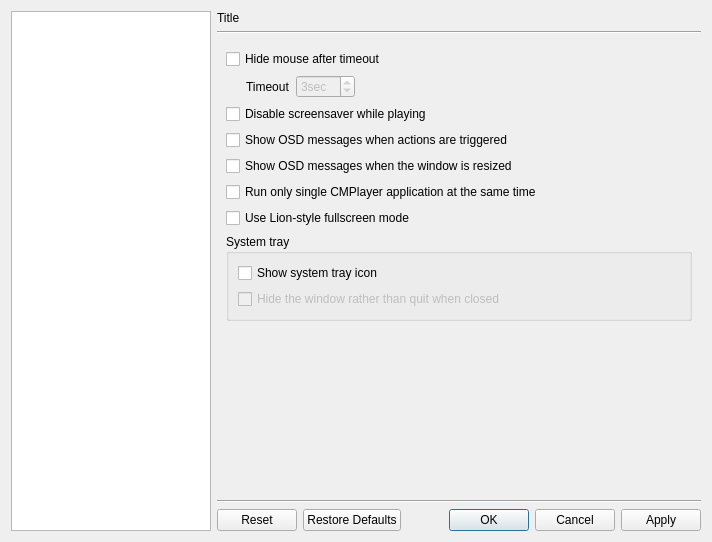
Above: src/cmplayer/ui/prefdialog.ui from bylee20/bomi before the change. Below: the same form after it.
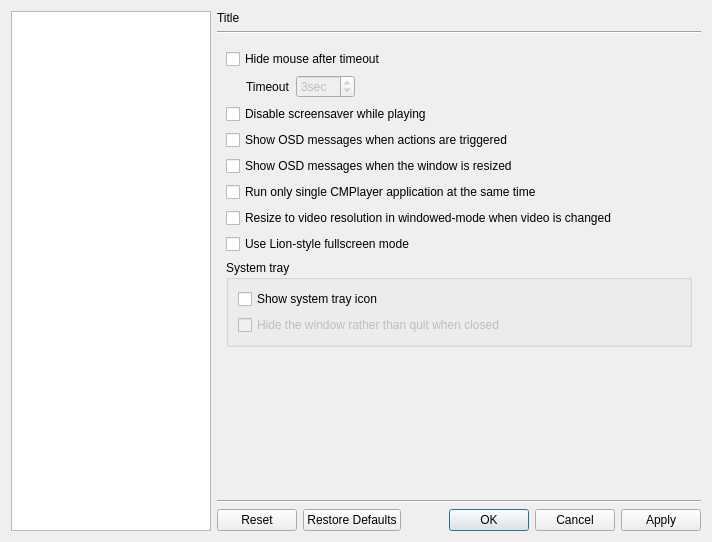
That is the form after the change. The open tabs and pages were chosen to show the change. Icons and pictures are not drawn. Custom widgets are drawn as their Qt base class.

Commit message: * New: 'Resize to video resolution in windowed mode when video is changed' option

Patch:
```diff
--- a/src/cmplayer/ui/prefdialog.ui
+++ b/src/cmplayer/ui/prefdialog.ui
@@ -2597,6 +2597,13 @@
            </property>
           </widget>
          </item>
+         <item>
+          <widget class="QCheckBox" name="fit_to_video">
+           <property name="text">
+            <string>Resize to video resolution in windowed-mode when video is changed</string>
+           </property>
+          </widget>
+         </item>
          <item>
           <widget class="QCheckBox" name="lion_style_fullscreen">
            <property name="text">
```
Left out of the diff: 2 changed lines with no effect on the pictures. The commit also changes 4 other files.
